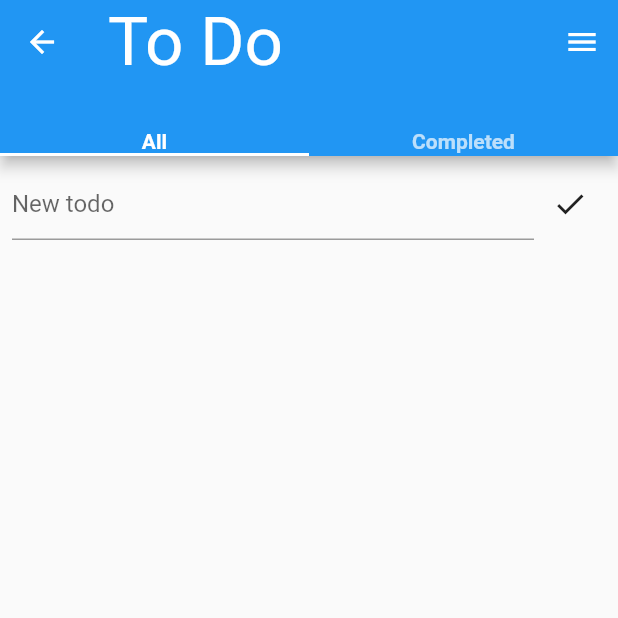
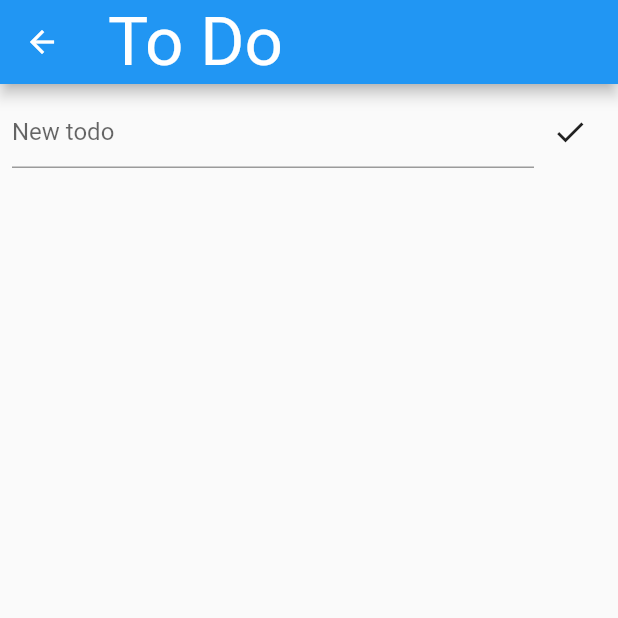
Before and after one commit to sunaranish17/flutter_riverpod_demo, a Flutter app: the ToDoPage screen opened directly, on a phone screen of 412 x 824 dp, the top half of it. Run offline on Flutter 3.47's test engine with Material 2 defaults, Android fonts, the phone set to English and light mode, and no system bars; our stand-ins replace hooks_riverpod.

Commit message:
Minor updates

```diff
--- a/lib/screens/todo/models/todo.dart
+++ b/lib/screens/todo/models/todo.dart
@@ -27,7 +27,6 @@ class ToDoNotifier extends StateNotifier<List<Todo>> {
   }
 
   void toggle(String id) {
-    // Method 5
     if (read(settingsProvider).state.deleteOnComplete) {
       remove(id);
       return;
--- a/lib/screens/todo/todo_page.dart
+++ b/lib/screens/todo/todo_page.dart
@@ -2,7 +2,6 @@ import 'package:flutter/material.dart';
 import 'package:hooks_riverpod/hooks_riverpod.dart';
 import 'package:riverpod_flutter_demo/screens/todo/models/todo.dart';
 import 'package:riverpod_flutter_demo/screens/todo/widgets/add_todo.dart';
-import 'package:riverpod_flutter_demo/screens/todo/widgets/menu.dart';
 import 'package:riverpod_flutter_demo/screens/todo/widgets/todo_item.dart';
 
 class ToDoPage extends StatelessWidget {
@@ -10,9 +9,7 @@ class ToDoPage extends StatelessWidget {
 
   @override
   Widget build(BuildContext context) {
-    return DefaultTabController(
-      length: 2,
-      child: Scaffold(
+    return Scaffold(
       appBar: AppBar(
         title: Text(
           "To Do",
@@ -21,28 +18,9 @@ class ToDoPage extends StatelessWidget {
               .headline3!
               .copyWith(color: Colors.white),
         ),
-          actions: [
-            Menu(),
-          ],
-          bottom: TabBar(
-            tabs: [
-              Text(
-                'All',
-                style: TextStyle(fontWeight: FontWeight.bold),
-              ),
-              Text(
-                'Completed',
-                style: TextStyle(
-                  fontWeight: FontWeight.bold,
-                ),
-              ),
-            ],
-          ),
       ),
       body: SafeArea(
-          child: TabBarView(
-            children: [
-              Column(
+        child: Column(
           children: [
             AddToDoPanel(),
             const SizedBox(
@@ -57,9 +35,7 @@ class ToDoPage extends StatelessWidget {
                           .watch(todosProvider)
                           .map(
                             (todo) => ProviderScope(
-                                    overrides: [
-                                      currentToDo.overrideWithValue(todo)
-                                    ],
+                              overrides: [currentToDo.overrideWithValue(todo)],
                               child: const ToDoItem(),
                             ),
                           )
@@ -71,26 +47,6 @@ class ToDoPage extends StatelessWidget {
             ),
           ],
         ),
-              Consumer(
-                builder: (context, ref, child) {
-                  return ListView(
-                    children: [
-                      ...ref
-                          .watch(completedTodos)
-                          .map(
-                            (todo) => ProviderScope(
-                              overrides: [currentToDo.overrideWithValue(todo)],
-                              child: const ToDoItem(),
-                            ),
-                          )
-                          .toList()
-                    ],
-                  );
-                },
-              )
-            ],
-          ),
-        ),
       ),
     );
   }
```
Lines whose indentation alone changed are shown as unchanged.
